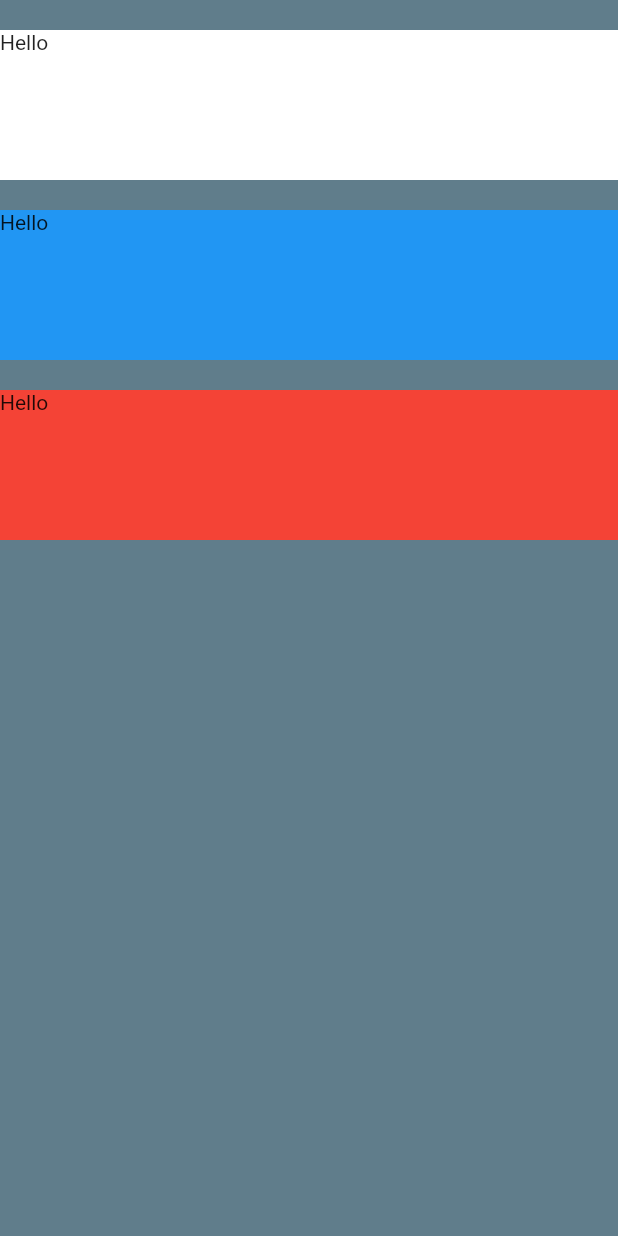
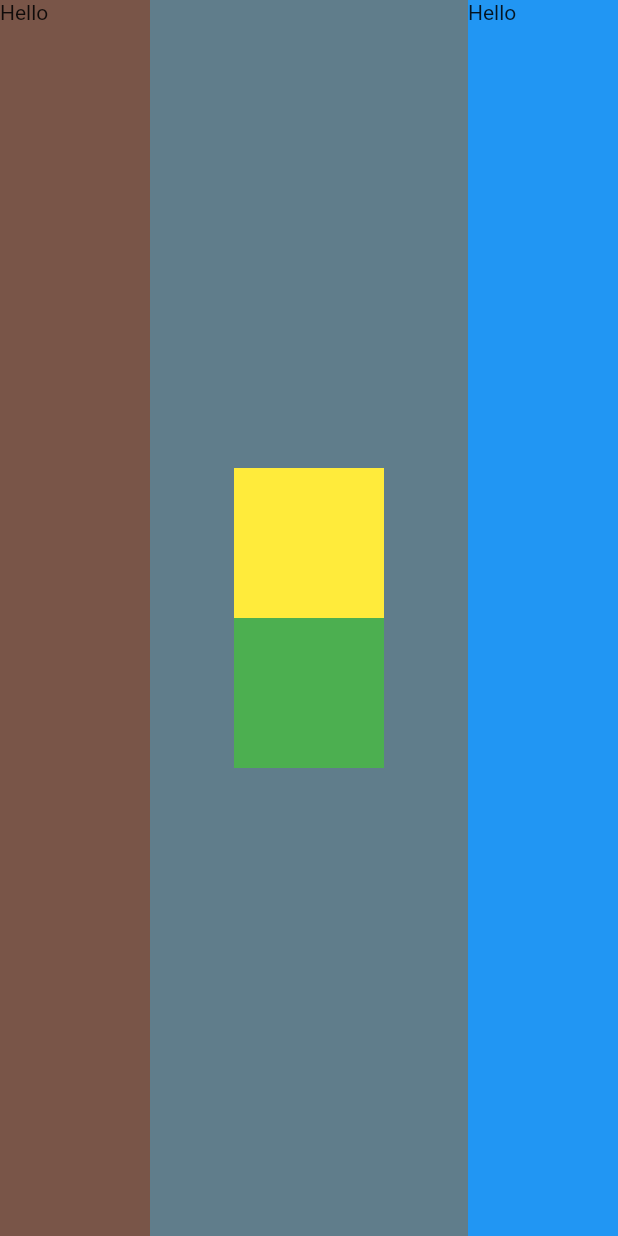
Before and after one commit to vattvichet/mi_card_Flutter, a Flutter app: the screen it shows after launch, on a phone screen of 412 x 824 dp. Run offline on Flutter 3.47's test engine with Material 2 defaults, Android fonts, the phone set to English and light mode, and no system bars.

Commit message:
Widget challenged

```diff
--- a/lib/main.dart
+++ b/lib/main.dart
@@ -11,28 +11,37 @@ class Myapp extends StatelessWidget {
       home: Scaffold(
         backgroundColor: Colors.blueGrey,
         body: SafeArea(
-          child: Column(
+          child: Row(
+            mainAxisAlignment: MainAxisAlignment.spaceBetween,
             crossAxisAlignment: CrossAxisAlignment.stretch,
             children: <Widget> [
-              SizedBox(height: 20,),
               Container(
-                height: 100,
+                height: double.infinity,
                 width: 100,
-                color: Colors.white,
+                color: Colors.brown,
                 child: Text('Hello'),
               ),
-              SizedBox(height: 20,),
               Container(
-                height: 100,
+                child: Column(
+                  mainAxisAlignment: MainAxisAlignment.center,
+                  children: <Widget> [
+                    Container(
+                      color: Colors.yellow,
+                      height: 100,
+                      width: 100,
+                    ),
+                    Container(
+                      color: Colors.green,
+                      height: 100,
+                      width: 100,
+                    ),
+                  ],
+                ),
+              ),
+              Container(
+                height: double.infinity,
                 width: 100,
                 color: Colors.blue,
-                child: Text('Hello'),
-              ),
-              SizedBox(height: 20,),
-              Container(
-                height: 100,
-                width: 100,
-                color: Colors.red,
                 child: Text('Hello'),
               ),
             ],
```
Also changed, not shown: 11 other files.
